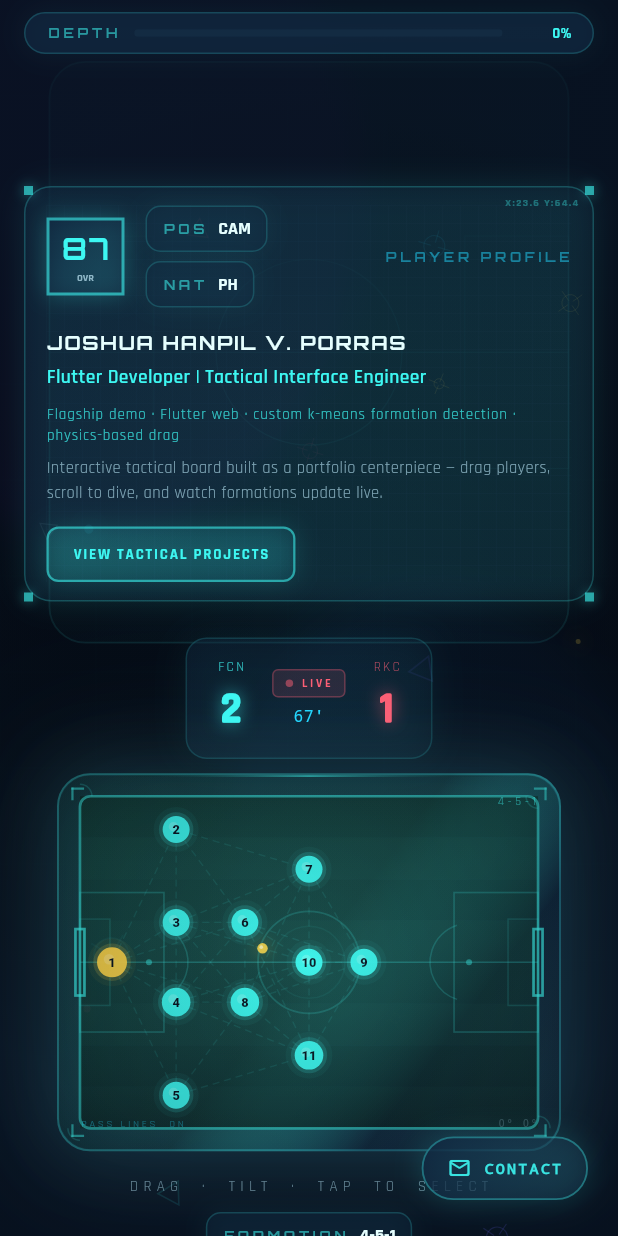
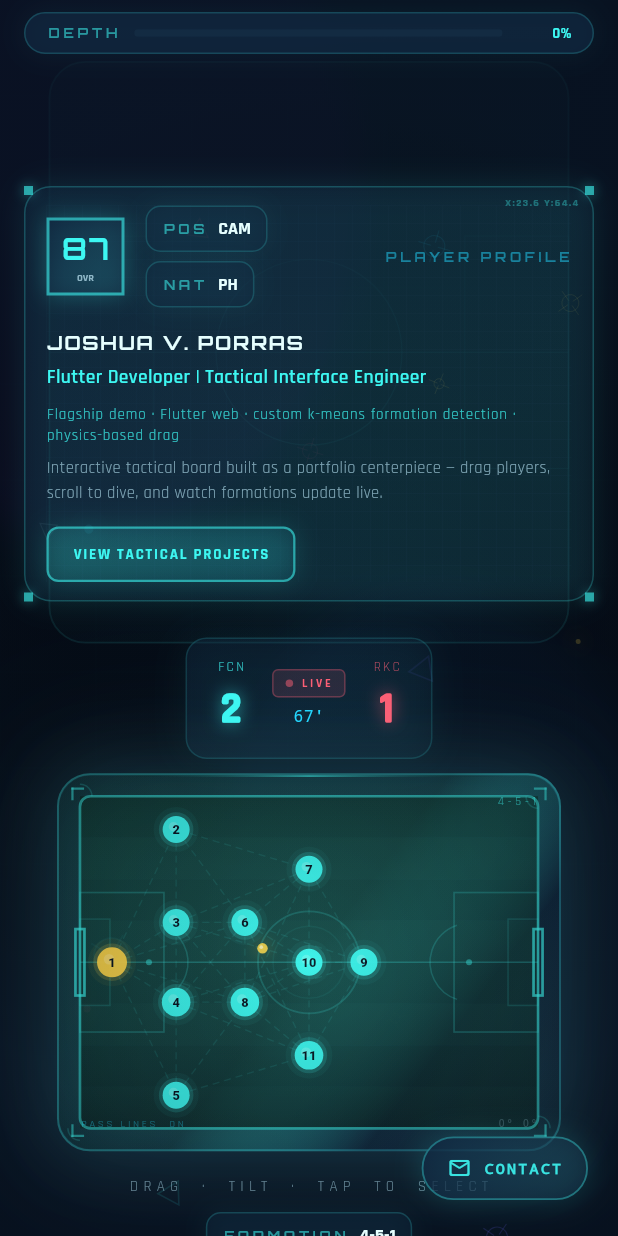
Before and after one commit to Nazonokage/akun_Portofolio, a Flutter app: the screen it shows after launch, on a phone screen of 412 x 824 dp. Run offline on Flutter 3.47's test engine with Material 3 defaults, Android fonts, the light colour scheme and no system bars; our stand-ins replace google_fonts, visibility_detector; missing offline and left inert: dart:html.

Commit message:
Update fullName in ProfileData class

```diff
--- a/lib/data/profile_data.dart
+++ b/lib/data/profile_data.dart
@@ -107,7 +107,7 @@ class AboutCard {
 }
 
 class ProfileData {
-  static const fullName = 'Joshua Hanpil V. Porras';
+  static const fullName = 'Joshua V. Porras';
   static const role = 'Flutter Developer | Tactical Interface Engineer';
   static const headline = 'Information Technology Graduate';
   static const tagline = 'Technical Support & Solutions Engineering';
```
